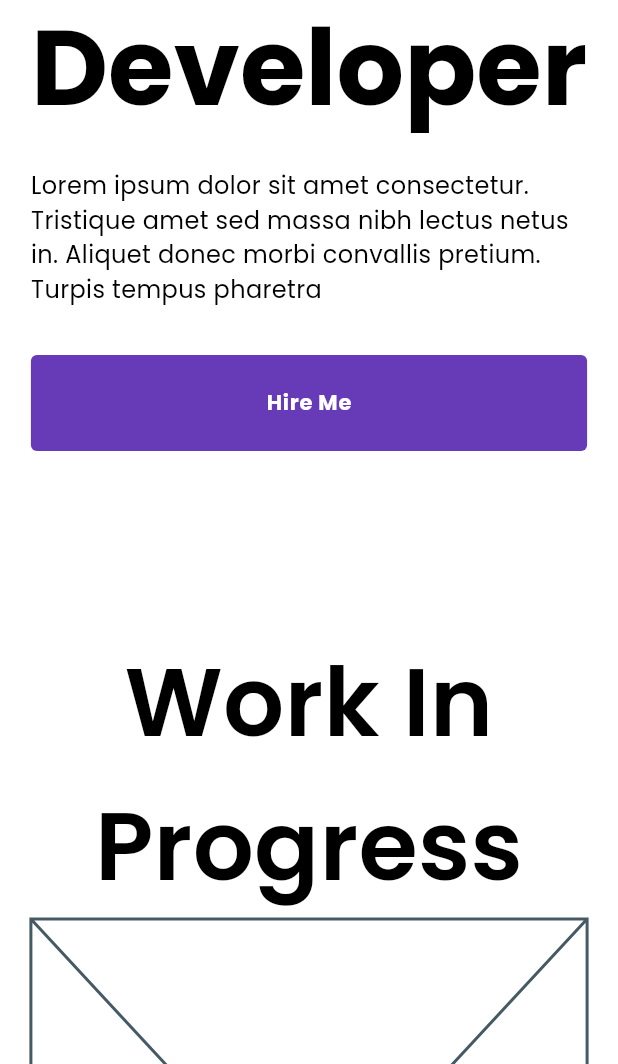
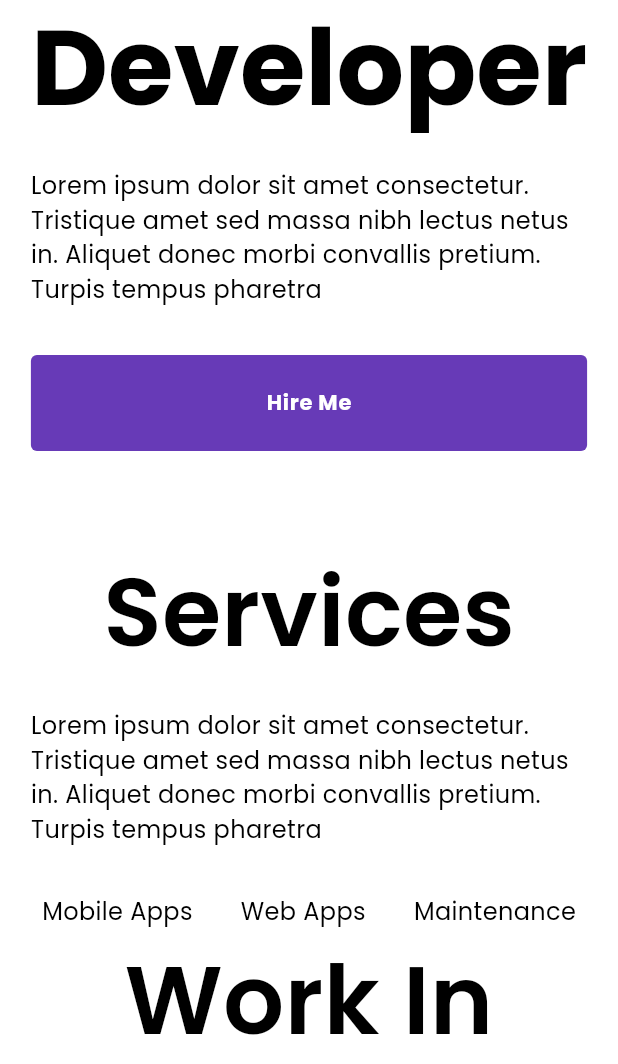
Before and after one commit to abalmagd/abalmagd, a Flutter app: the screen it shows after launch, scrolled down 576 dp, on a phone screen of 412 x 824 dp, the part 172-1236 px from its top. Run offline on Flutter 3.47's test engine with Material 3 defaults, Android fonts, the phone set to English and light mode, and no system bars; our stand-ins replace easy_localization, flutter_hooks, flutter_riverpod, flutter_svg, gap, gradient_borders and 2 more; missing offline and left inert: universal_html.

Commit message:
WIP Services view

```diff
--- a/assets/translations/ar.json
+++ b/assets/translations/ar.json
@@ -13,5 +13,12 @@
   "downloadCV": "تحميل CV",
   "hiIam": "مرحبا, انا",
   "jobTitle": "مطور فلاتر",
-  "hireMe": "وظفني"
+  "hireMe": "وظفني",
+  "mobileApp": "تطبيقات الهاتف",
+  "mobileAppDesc": "لوريم إيبسوم دولور سيت أميت كونسيكتيتور. تريستيك أميت سيد ماسا نيب لكتوس نيتوس إن. أليكيت دونك موربي كونفاليس بريتيوم. توربيس تمبوس فارترا.",
+  "maintenance": "الصيانة",
+  "maintenanceDesc": "لوريم إيبسوم دولور سيت أميت كونسيكتيتور. تريستيك أميت سيد ماسا نيب لكتوس نيتوس إن. أليكيت دونك موربي كونفاليس بريتيوم. توربيس تمبوس فارترا.",
+  "webApp": "تطبيقات الويب",
+  "webAppDesc": "لوريم إيبسوم دولور سيت أميت كونسيكتيتور. تريستيك أميت سيد ماسا نيب لكتوس نيتوس إن. أليكيت دونك موربي كونفاليس بريتيوم. توربيس تمبوس فارترا.",
+  "servicesDesc": "لوريم إيبسوم دولور سيت أميت كونسيكتيتور. تريستيك أميت سيد ماسا نيب لكتوس نيتوس إن. أليكيت دونك موربي كونفاليس بريتيوم. توربيس تمبوس فارترا."
 }
--- a/assets/translations/en.json
+++ b/assets/translations/en.json
@@ -13,5 +13,12 @@
   "downloadCV": "Download CV",
   "hiIam": "Hi, I am",
   "jobTitle": "Flutter Developer",
-  "hireMe": "Hire Me"
+  "hireMe": "Hire Me",
+  "mobileApp": "Mobile Apps",
+  "mobileAppDesc": "Lorem ipsum dolor sit amet consectetur. Tristique amet sed massa nibh lectus netus in. Aliquet donec morbi convallis pretium. Turpis tempus pharetra",
+  "maintenance": "Maintenance",
+  "maintenanceDesc": "Lorem ipsum dolor sit amet consectetur. Tristique amet sed massa nibh lectus netus in. Aliquet donec morbi convallis pretium. Turpis tempus pharetra",
+  "webApp": "Web Apps",
+  "webAppDesc": "Lorem ipsum dolor sit amet consectetur. Tristique amet sed massa nibh lectus netus in. Aliquet donec morbi convallis pretium. Turpis tempus pharetra",
+  "servicesDesc": "Lorem ipsum dolor sit amet consectetur. Tristique amet sed massa nibh lectus netus in. Aliquet donec morbi convallis pretium. Turpis tempus pharetra"
 }
--- a/lib/core/domain/constants/assets.dart
+++ b/lib/core/domain/constants/assets.dart
@@ -7,6 +7,9 @@ class Assets {
   static const logo = '$icons/logo.svg';
   static const linkedin = '$icons/linkedin.svg';
   static const github = '$icons/github.svg';
+  static const mobileApp = '$icons/mobile-app.svg';
+  static const maintenance = '$icons/maintenance.svg';
+  static const webApp = '$icons/web-app.svg';
 
   // endregion
 
--- a/lib/core/domain/data.dart
+++ b/lib/core/domain/data.dart
@@ -1,11 +1,14 @@
+import 'package:easy_localization/easy_localization.dart';
+
 import 'constants/assets.dart';
 import 'localization/locale_keys.dart';
 import 'models/person.dart';
+import 'models/service.dart';
 
 /// Data holder class for all of the local data present.
 /// TODO: Fill data
 class Data {
-  static const person = Person(
+  static var person = Person(
     name: LocaleKeys.myName,
     jobTitle: LocaleKeys.jobTitle,
     about: LocaleKeys.myAbout,
@@ -14,7 +17,7 @@ class Data {
     logo: Assets.logo,
     resumeUrl:
         'https://drive.usercontent.google.com/uc?id=14Eecw8MfclHq37hYXDmUAqwm2IxU0mb4&export=download',
-    socialLinks: [
+    socialLinks: const [
       SocialLink(
         url: 'https://www.linkedin.com/in/abalmagd/',
         name: 'LinkedIn',
@@ -26,5 +29,22 @@ class Data {
         icon: Assets.github,
       ),
     ],
+    services: [
+      PortfolioService(
+        title: LocaleKeys.mobileApp,
+        description: LocaleKeys.mobileAppDesc,
+        icon: Assets.mobileApp,
+      ),
+      PortfolioService(
+        title: LocaleKeys.webApp,
+        description: LocaleKeys.webAppDesc,
+        icon: Assets.mobileApp,
+      ),
+      PortfolioService(
+        title: LocaleKeys.maintenance,
+        description: LocaleKeys.maintenanceDesc,
+        icon: Assets.maintenance,
+      ),
+    ],
   );
 }
--- a/lib/core/domain/localization/locale_keys.dart
+++ b/lib/core/domain/localization/locale_keys.dart
@@ -14,4 +14,11 @@ abstract class LocaleKeys {
   static const hiIam = 'hiIam';
   static const jobTitle = 'jobTitle';
   static const hireMe = 'hireMe';
+  static const mobileApp = 'mobileApp';
+  static const mobileAppDesc = 'mobileAppDesc';
+  static const maintenance = 'maintenance';
+  static const maintenanceDesc = 'maintenanceDesc';
+  static const webApp = 'webApp';
+  static const webAppDesc = 'webAppDesc';
+  static const servicesDesc = 'servicesDesc';
 }
--- a/lib/core/domain/models/person.dart
+++ b/lib/core/domain/models/person.dart
@@ -1,3 +1,5 @@
+import 'package:portfolio/core/domain/models/service.dart';
+
 class Person {
   const Person({
     required this.name,
@@ -8,6 +10,7 @@ class Person {
     required this.jobTitle,
     required this.intro,
     required this.resumeUrl,
+    required this.services,
   });
 
   final String name;
@@ -18,6 +21,7 @@ class Person {
   final String jobTitle;
   final String resumeUrl;
   final List<SocialLink> socialLinks;
+  final List<PortfolioService> services;
 }
 
 class SocialLink {
--- /dev/null
+++ b/lib/core/domain/models/service.dart
@@ -0,0 +1,11 @@
+class PortfolioService {
+  PortfolioService({
+    required this.title,
+    required this.description,
+    required this.icon,
+  });
+
+  final String title;
+  final String description;
+  final String icon;
+}
--- a/lib/features/home/presentation/home_page.dart
+++ b/lib/features/home/presentation/home_page.dart
@@ -3,6 +3,7 @@ import 'package:flutter_hooks/flutter_hooks.dart';
 import 'package:gap/gap.dart';
 import 'package:portfolio/core/presentation/widgets/portfolio_app_bar.dart';
 import 'package:portfolio/features/home/presentation/views/intro_view.dart';
+import 'package:portfolio/features/home/presentation/views/services_view.dart';
 
 class HomePage extends HookWidget {
   const HomePage({super.key});
@@ -22,7 +23,8 @@ class HomePage extends HookWidget {
         ),
         children: [
           const IntroView(),
-          const Gap(120),
+          const Gap(60),
+          const ServicesView(),
           Text(
             'Work In Progress',
             style: Theme.of(context).textTheme.titleMedium,
--- /dev/null
+++ b/lib/features/home/presentation/views/services_view.dart
@@ -0,0 +1,29 @@
+import 'package:easy_localization/easy_localization.dart';
+import 'package:flutter/material.dart';
+import 'package:gap/gap.dart';
+import 'package:portfolio/core/domain/data.dart';
+import 'package:portfolio/core/domain/localization/locale_keys.dart';
+
+class ServicesView extends StatelessWidget {
+  const ServicesView({super.key});
+
+  @override
+  Widget build(BuildContext context) {
+    final theme = Theme.of(context);
+    return Column(
+      children: [
+        Text(LocaleKeys.services.tr(), style: theme.textTheme.titleMedium),
+        const Gap(16),
+        Text(LocaleKeys.servicesDesc.tr(), style: theme.textTheme.bodyMedium),
+        const Gap(32),
+        Wrap(
+          spacing: 32,
+          runSpacing: 32,
+          children: Data.person.services.map((service) {
+            return Text(service.title.tr());
+          }).toList(),
+        ),
+      ],
+    );
+  }
+}
```
Also changed, not shown: assets/icons/maintenance.svg (added), assets/icons/mobile-app.svg (added), assets/icons/web-app.svg (added), pubspec.lock.
